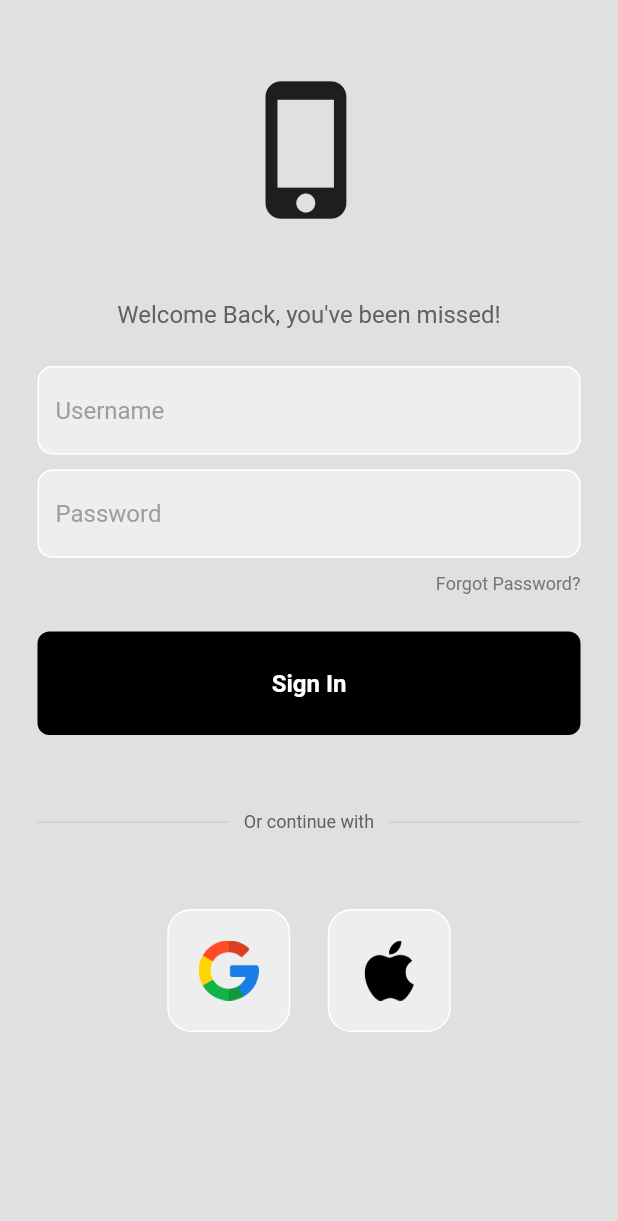
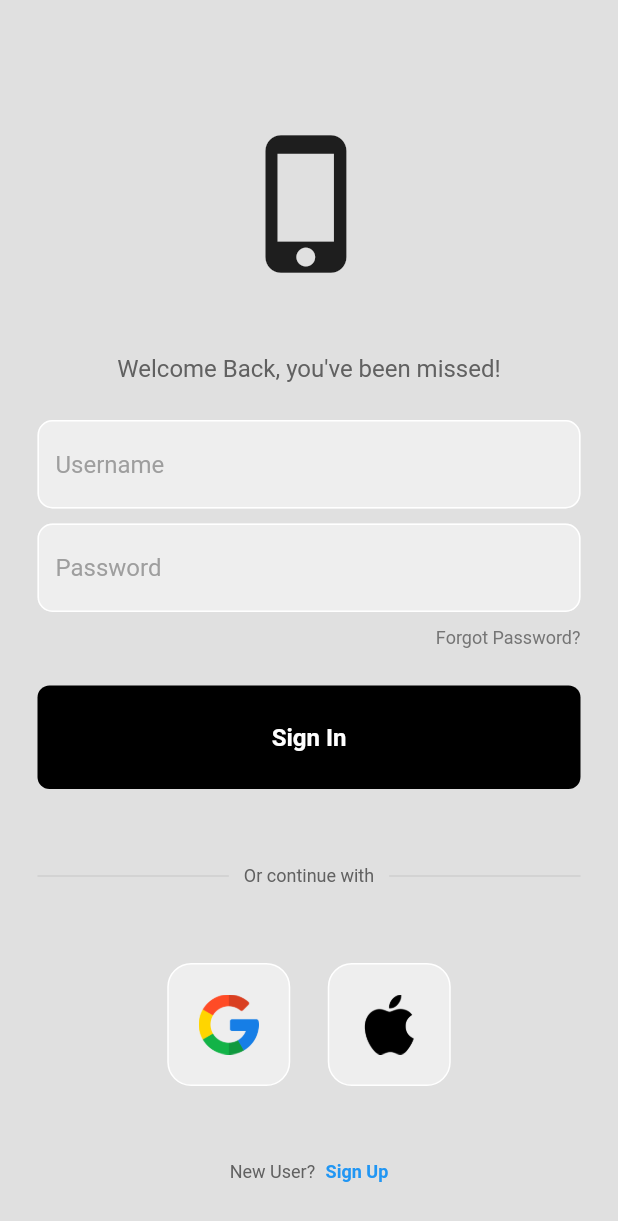
Before and after one commit to Dcastro99/CockTailApp, a Flutter app: the screen it shows after launch, on a phone screen of 412 x 824 dp. Shown: the top 1221 px of the screen. Run offline on Flutter 3.47's test engine with Material 2 defaults, Android fonts, the phone set to English and light mode, and no system bars; our stand-ins replace google_fonts.

Commit message:
added sign up

```diff
--- a/frontend/cocktail_app/lib/pages/login_page.dart
+++ b/frontend/cocktail_app/lib/pages/login_page.dart
@@ -19,14 +19,17 @@ class LoginPage extends StatelessWidget {
       backgroundColor: Colors.grey[300],
       body: SafeArea(
         child: Center(
-          child: Column(children: [
+          child: Column(mainAxisAlignment: MainAxisAlignment.center, children: [
             const SizedBox(height: 50),
+
             //LOGO
             const Icon(
               Icons.phone_iphone,
               size: 100,
             ),
+
             const SizedBox(height: 50),
+
             //WELCMOE BACK
             Text(
               'Welcome Back, you\'ve been missed!',
@@ -119,6 +122,23 @@ class LoginPage extends StatelessWidget {
             const SizedBox(height: 50),
 
             //NEW USER? SIGN UP
+            Row(
+              mainAxisAlignment: MainAxisAlignment.center,
+              children: [
+                Text(
+                  'New User? ',
+                  style: TextStyle(color: Colors.grey[700], fontSize: 12),
+                ),
+                const SizedBox(width: 4),
+                const Text(
+                  'Sign Up',
+                  style: TextStyle(
+                      color: Colors.blue,
+                      fontSize: 12,
+                      fontWeight: FontWeight.bold),
+                ),
+              ],
+            )
           ]),
         ),
       ),
```
